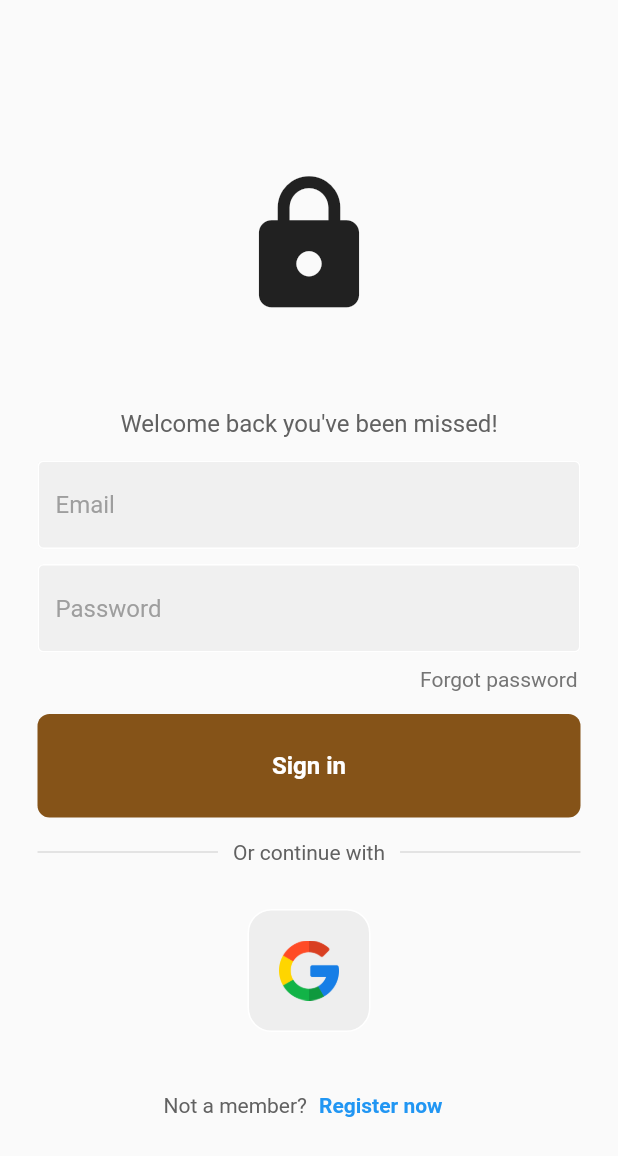
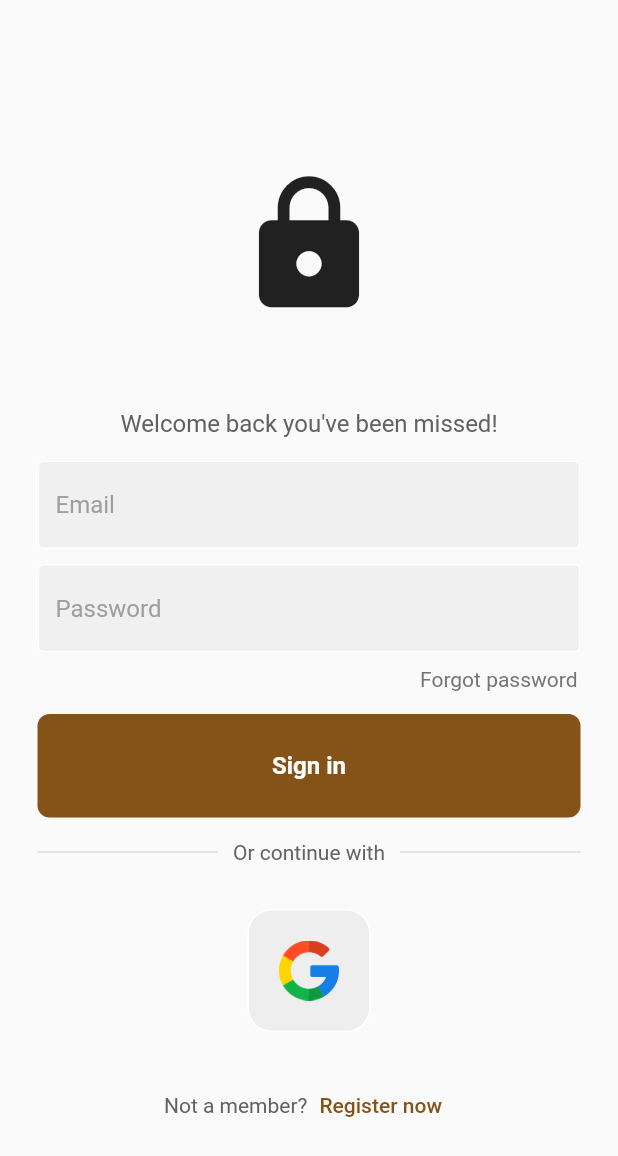
Before and after one commit to justforjan/firebase_testing, a Flutter app: the screen it shows after launch, on a phone screen of 412 x 824 dp. Shown: the top 1156 px of the screen. Run offline on Flutter 3.47's test engine with Material 3 defaults, Android fonts, the phone set to English and light mode, and no system bars; our stand-ins replace firebase_auth, firebase_core, google_sign_in; accounts and stored records are empty.

Commit message:
playing aroung with themes

```diff
--- a/lib/pages/home_page.dart
+++ b/lib/pages/home_page.dart
@@ -16,7 +16,6 @@ class HomePage extends StatelessWidget {
   Widget build(BuildContext context) {
     return Scaffold(
       appBar: AppBar(
-        backgroundColor: Colors.orange[200],
         actions: [
           IconButton(onPressed: signUserOut, icon: const Icon(Icons.logout))
         ],
--- a/lib/pages/login_page.dart
+++ b/lib/pages/login_page.dart
@@ -179,8 +179,8 @@ class _LoginPageState extends State<LoginPage> {
                       onPressed: widget.onTap,
                       child: const Text(
                         "Register now",
-                        style: TextStyle(
-                            color: Colors.blue, fontWeight: FontWeight.bold),
+                        // style: TextStyle(
+                        //     color: Colors.blue, fontWeight: FontWeight.bold),
                       ))
                 ],
               )
```
